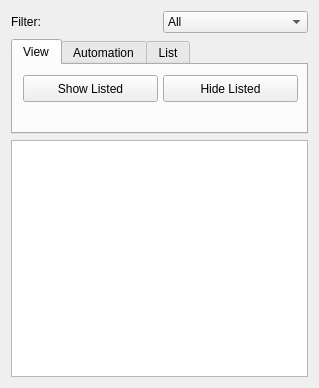
Old version of the form src/Mod/Sketcher/Gui/TaskSketcherConstrains.ui in the repository southseact-3d/fcd.
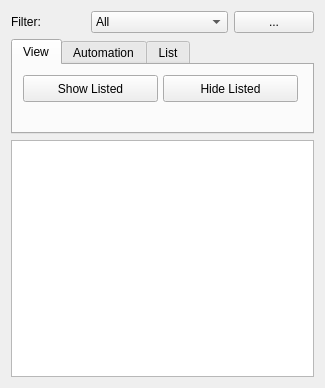
New version of the form. Custom widgets are drawn as their Qt base class.

Commit message: Sketcher: Constraint widget Multi Filter feature

```diff
--- a/src/Mod/Sketcher/Gui/TaskSketcherConstrains.ui
+++ b/src/Mod/Sketcher/Gui/TaskSketcherConstrains.ui
@@ -6,7 +6,7 @@
    <rect>
     <x>0</x>
     <y>0</y>
-    <width>319</width>
+    <width>325</width>
     <height>388</height>
    </rect>
   </property>
@@ -160,6 +160,30 @@
          <string>Internal Alignment</string>
         </property>
        </item>
+       <item>
+        <property name="text">
+         <string>Multiple Filters</string>
+        </property>
+       </item>
+      </widget>
+     </item>
+     <item>
+      <widget class="QPushButton" name="multipleFilterButton">
+       <property name="sizePolicy">
+        <sizepolicy hsizetype="Minimum" vsizetype="Fixed">
+         <horstretch>0</horstretch>
+         <verstretch>0</verstretch>
+        </sizepolicy>
+       </property>
+       <property name="minimumSize">
+        <size>
+         <width>0</width>
+         <height>0</height>
+        </size>
+       </property>
+       <property name="text">
+        <string>...</string>
+       </property>
       </widget>
      </item>
     </layout>
```
The commit also changes 7 other files.
